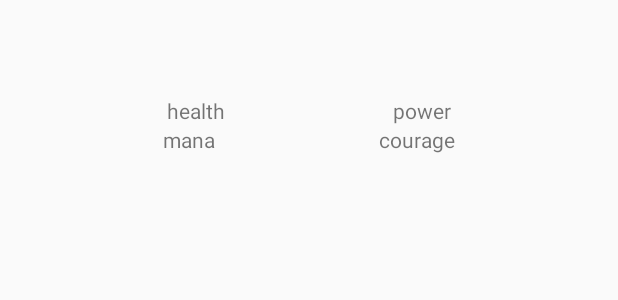
After one commit to emoji-pets/emoji-pets, an Android app: the layout fragment_friend_pet.xml on its own in the app's theme, with its tools: preview values and no code run, on a phone screen of 412 x 824 dp. The commit adds this screen. Shown: the top 300 px of the screen. Run offline under Robolectric (Android 15) with nearby library versions, the phone set to English and light mode, and no system bars.

Commit message:
I'm over halfway through connecting views of follows to the user account, so users can go brows their follows' pets.  I used a bottom nav activity and a fragment for the follow pet so it will be easy to create a wall for the friends that can be updated like the original facebook wall.

```diff
--- a/app/src/main/res/layout/following.xml
+++ b/app/src/main/res/layout/following.xml
@@ -9,11 +9,14 @@
     android:id="@+id/search_friends_results"
     android:layout_width="match_parent"
     android:layout_height="wrap_content"
+    android:layout_margin="8dp"
     android:hint="@string/search_for_a_friend"
     android:inputType="textAutoComplete|textAutoCorrect"/>
   <ListView
     xmlns:android="http://schemas.android.com/apk/res/android"
     android:id="@+id/following_list_view"
+    android:layout_margin="8dp"
+    android:padding="8dp"
     android:layout_width="match_parent"
     android:layout_height="wrap_content"/>
 
--- /dev/null
+++ b/app/src/main/res/layout/fragment_friend_pet.xml
@@ -0,0 +1,87 @@
+<android.support.constraint.ConstraintLayout
+  xmlns:android="http://schemas.android.com/apk/res/android"
+  xmlns:app="http://schemas.android.com/apk/res-auto"
+  xmlns:tools="http://schemas.android.com/tools"
+  android:layout_width="match_parent"
+  android:layout_height="match_parent"
+  tools:context="edu.cnm.deepdive.emojipets.FriendPetFragment">
+
+  <android.support.v7.widget.Toolbar
+    android:id="@+id/secret_guide"
+    android:layout_width="match_parent"
+    android:layout_height="wrap_content"
+    app:layout_constraintTop_toTopOf="parent"
+    app:layout_constraintRight_toRightOf="parent"
+    app:layout_constraintLeft_toLeftOf="parent"
+    app:title="secret_placeholder"
+    android:visibility="invisible"/>
+
+  <TextView
+    android:id="@+id/courage"
+    android:layout_width="wrap_content"
+    android:layout_height="wrap_content"
+    android:layout_marginEnd="8dp"
+    app:layout_constraintEnd_toEndOf="parent"
+    app:layout_constraintHorizontal_bias="0.5"
+    app:layout_constraintStart_toEndOf="@+id/mana"
+    app:layout_constraintTop_toBottomOf="@+id/health"
+    tools:text="courage"/>
+
+  <TextView
+    android:id="@+id/mana"
+    android:layout_width="wrap_content"
+    android:layout_height="wrap_content"
+    android:layout_marginStart="8dp"
+    android:layout_marginEnd="8dp"
+    app:layout_constraintEnd_toStartOf="@+id/courage"
+    app:layout_constraintStart_toStartOf="parent"
+    app:layout_constraintTop_toBottomOf="@+id/power"
+    tools:text="mana"/>
+
+  <TextView
+    android:id="@+id/health"
+    android:layout_width="wrap_content"
+    android:layout_height="wrap_content"
+    android:layout_marginTop="8dp"
+    android:layout_marginStart="8dp"
+    android:layout_marginEnd="8dp"
+    app:layout_constraintEnd_toStartOf="@+id/power"
+    app:layout_constraintHorizontal_bias="0.5"
+    app:layout_constraintStart_toStartOf="parent"
+    app:layout_constraintTop_toBottomOf="@id/secret_guide"
+    tools:text="health"/>
+
+  <TextView
+    android:id="@+id/power"
+    android:layout_width="wrap_content"
+    android:layout_height="wrap_content"
+    android:layout_marginTop="8dp"
+    android:layout_marginEnd="8dp"
+    app:layout_constraintEnd_toEndOf="parent"
+    app:layout_constraintHorizontal_bias="0.5"
+    app:layout_constraintStart_toEndOf="@+id/health"
+    app:layout_constraintTop_toBottomOf="@id/secret_guide"
+    tools:text="power"/>
+
+
+  <TextView
+  android:id="@+id/pet_status"
+  android:layout_width="match_parent"
+  android:layout_height="wrap_content"
+  app:layout_constraintStart_toStartOf="parent"
+  app:layout_constraintRight_toRightOf="parent"
+  app:layout_constraintTop_toBottomOf="@+id/mana"/>
+
+  <TextView
+    android:id="@+id/pet"
+    android:layout_width="wrap_content"
+    android:layout_height="wrap_content"
+    android:layout_marginTop="8dp"
+    android:layout_marginBottom="8dp"
+    android:textSize="128sp"
+    app:layout_constraintBottom_toBottomOf="parent"
+    app:layout_constraintLeft_toLeftOf="parent"
+    app:layout_constraintRight_toRightOf="parent"
+    app:layout_constraintTop_toBottomOf="@+id/pet_status"/>
+
+</android.support.constraint.ConstraintLayout>
--- a/app/src/main/res/values/strings.xml
+++ b/app/src/main/res/values/strings.xml
@@ -34,4 +34,8 @@
   <string name="search_for_a_friend">Search for a friend...</string>
   <string name="create_account">Create account</string>
   <string name="title_activity_create_account_basic_test">CreateAccountBasicActivityTest</string>
+  <string name="title_activity_friend">FriendActivity</string>
+  <string name="title_home">Home</string>
+  <string name="title_dashboard">Dashboard</string>
+  <string name="title_notifications">Notifications</string>
 </resources>
```
Also changed, not shown: app/src/main/AndroidManifest.xml (+5 -4 lines), app/src/main/java/edu/cnm/deepdive/emojipets/FollowingFragment.java (+17 -8 lines), app/src/main/java/edu/cnm/deepdive/emojipets/FriendActivity.java (added, +84 -0 lines), app/src/main/java/edu/cnm/deepdive/emojipets/FriendPetFragment.java (added, +180 -0 lines), app/src/main/res/drawable/ic_comment_black_24dp.xml (added, +9 -0 lines), app/src/main/res/drawable/ic_dashboard_black_24dp.xml (added, +9 -0 lines), app/src/main/res/drawable/ic_home_black_24dp.xml (added, +9 -0 lines), app/src/main/res/drawable/ic_notifications_black_24dp.xml (added, +9 -0 lines), app/src/main/res/layout/activity_friend.xml (added, +37 -0 lines), app/src/main/res/layout/fragment_pet.xml (+5 -5 lines), app/src/main/res/layout/friends_list.xml (deleted, +0 -58 lines), app/src/main/res/layout/friends_list_item.xml (added, +65 -0 lines), app/src/main/res/menu/navigation.xml (added, +19 -0 lines).
